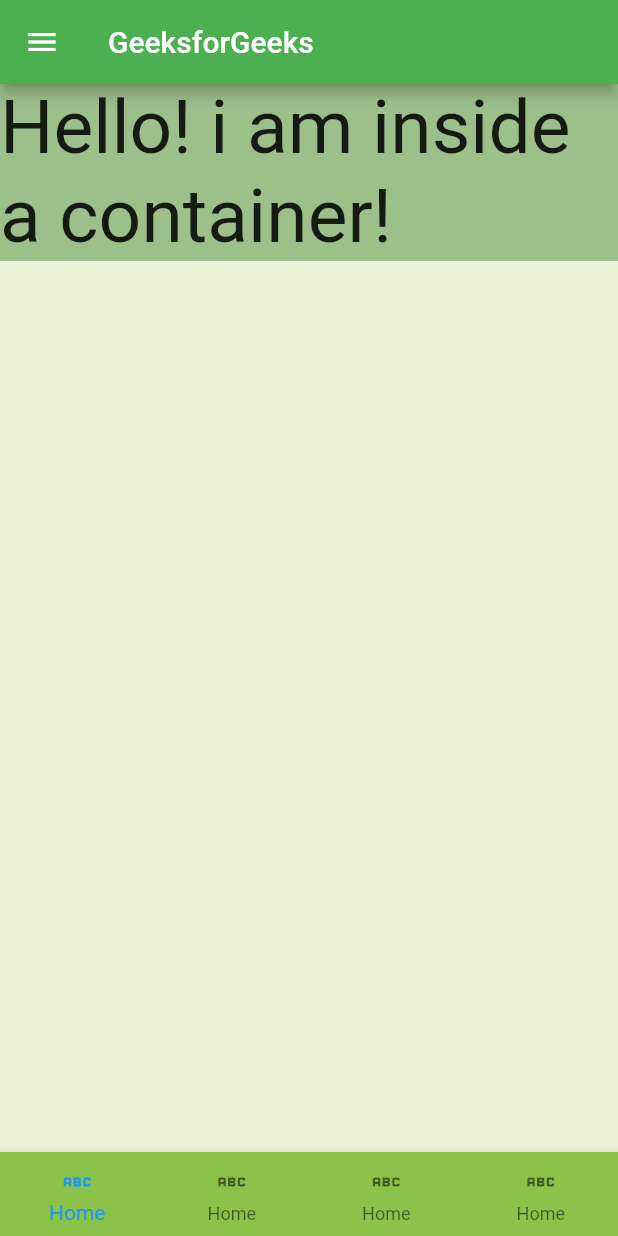
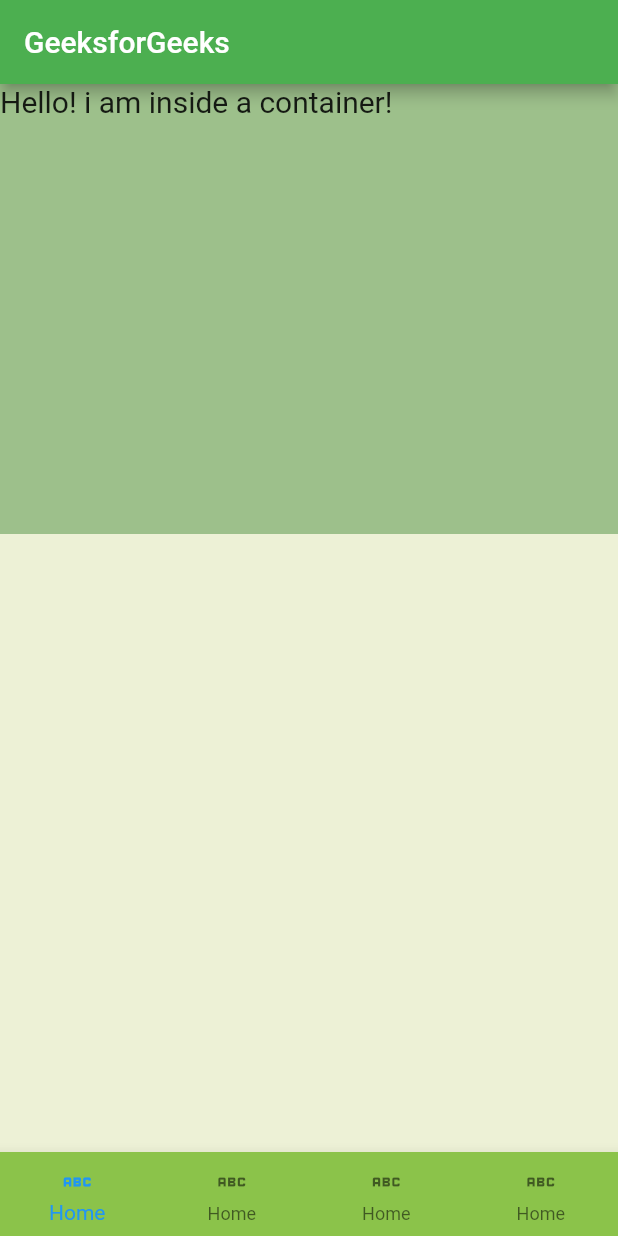
Before and after one commit to chrisokoriedev/firstclass, a Flutter app: the screen it shows after launch, on a phone screen of 412 x 824 dp. Run offline on Flutter 3.47's test engine with Material 2 defaults, Android fonts, the phone set to English and light mode, and no system bars.

Commit message:
add width and height

```diff
--- a/lib/main.dart
+++ b/lib/main.dart
@@ -1,5 +1,4 @@
 import 'package:flutter/material.dart';
-import 'package:flutter/widgets.dart';
 
 void main() => runApp(const MyApp());
 
@@ -16,58 +15,18 @@ class _MyAppState extends State<MyApp> {
   Widget build(BuildContext context) {
     return MaterialApp(
       home: Scaffold(
-        backgroundColor: Color(0xffEDF1D6),
-        drawer: Drawer(
-          backgroundColor: Colors.green[200],
-          child: ListView(
-            children: [
-              const DrawerHeader(
-                decoration: BoxDecoration(color: Colors.lime),
-                child: FlutterLogo(
-                  size: 10,
-                ),
-              ),
-              ListTile(
-                hoverColor: Colors.amber,
-                onTap: () {},
-                leading: const Icon(Icons.home),
-                title: const Text('Home'),
-                trailing: const Icon(Icons.arrow_circle_right),
-              ),
-              ListTile(
-                hoverColor: Colors.amber,
-                onTap: () {},
-                leading: const Icon(Icons.shop),
-                title: const Text('shop'),
-                trailing: const Icon(Icons.arrow_circle_right),
-              ),
-              ListTile(
-                hoverColor: Colors.amber,
-                onTap: () {},
-                leading: const Icon(Icons.shopping_cart_outlined),
-                title: const Text('order'),
-                trailing: const Icon(Icons.arrow_circle_right),
-              ),
-              ListTile(
-                hoverColor: Colors.amber,
-                onTap: () {},
-                leading: const Icon(Icons.exit_to_app),
-                title: const Text('logout'),
-                trailing: const Icon(Icons.arrow_circle_right),
-              ),
-            ],
-          ),
-        ),
-
+        backgroundColor: const Color(0xffEDF1D6),
         appBar: AppBar(
           backgroundColor: Colors.green,
           title: const Text("GeeksforGeeks"),
         ), // AppBar
         body: Container(
-          color: Color(0xff9DC08B),
+          width: double.infinity,
+          height: 300,
+          color: const Color(0xff9DC08B),
           child: const Text(
             "Hello! i am inside a container!",
-            style: TextStyle(fontSize: 50),
+            style: TextStyle(fontSize: 20),
           ),
         ),
 
```
